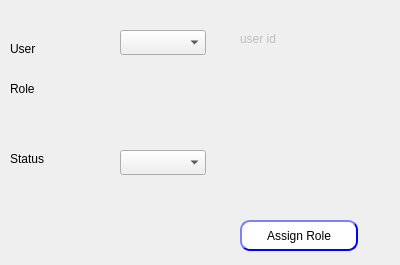
shymaa123456/HyperPOS2020, file presentation/authorization_ui/assignUserToRole.ui: the form before one commit.
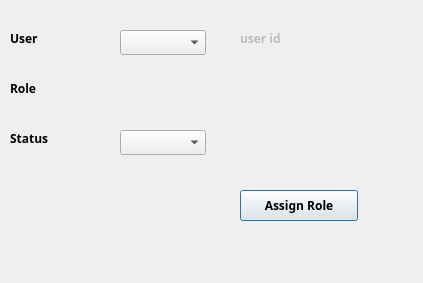
The form after the commit.

```diff
--- a/presentation/authorization_ui/assignUserToRole.ui
+++ b/presentation/authorization_ui/assignUserToRole.ui
@@ -6,10 +6,22 @@
    <rect>
     <x>0</x>
     <y>0</y>
-    <width>400</width>
-    <height>265</height>
+    <width>423</width>
+    <height>283</height>
    </rect>
   </property>
+  <property name="minimumSize">
+   <size>
+    <width>423</width>
+    <height>283</height>
+   </size>
+  </property>
+  <property name="maximumSize">
+   <size>
+    <width>423</width>
+    <height>283</height>
+   </size>
+  </property>
   <property name="windowTitle">
    <string>Assign</string>
   </property>
@@ -33,11 +45,19 @@
    <property name="geometry">
     <rect>
      <x>10</x>
-     <y>40</y>
+     <y>30</y>
      <width>67</width>
      <height>17</height>
     </rect>
    </property>
+   <property name="font">
+    <font>
+     <family>29LT Bukra Regular</family>
+     <pointsize>9</pointsize>
+     <weight>75</weight>
+     <bold>true</bold>
+    </font>
+   </property>
    <property name="text">
     <string>User</string>
    </property>
@@ -51,6 +71,14 @@
      <height>17</height>
     </rect>
    </property>
+   <property name="font">
+    <font>
+     <family>29LT Bukra Regular</family>
+     <pointsize>9</pointsize>
+     <weight>75</weight>
+     <bold>true</bold>
+    </font>
+   </property>
    <property name="text">
     <string>Role</string>
    </property>
@@ -59,11 +87,19 @@
    <property name="geometry">
     <rect>
      <x>120</x>
-     <y>150</y>
+     <y>130</y>
      <width>86</width>
      <height>25</height>
     </rect>
    </property>
+   <property name="font">
+    <font>
+     <family>29LT Bukra Regular</family>
+     <pointsize>9</pointsize>
+     <weight>75</weight>
+     <bold>true</bold>
+    </font>
+   </property>
    <property name="styleSheet">
     <string notr="true"/>
    </property>
@@ -72,11 +108,19 @@
    <property name="geometry">
     <rect>
      <x>10</x>
-     <y>150</y>
+     <y>130</y>
      <width>67</width>
      <height>17</height>
     </rect>
    </property>
+   <property name="font">
+    <font>
+     <family>29LT Bukra Regular</family>
+     <pointsize>9</pointsize>
+     <weight>75</weight>
+     <bold>true</bold>
+    </font>
+   </property>
    <property name="text">
     <string>Status</string>
    </property>
@@ -85,34 +129,21 @@
    <property name="geometry">
     <rect>
      <x>240</x>
-     <y>220</y>
+     <y>190</y>
      <width>118</width>
      <height>31</height>
     </rect>
    </property>
+   <property name="font">
+    <font>
+     <family>29LT Bukra Regular</family>
+     <pointsize>9</pointsize>
+     <weight>75</weight>
+     <bold>true</bold>
+    </font>
+   </property>
    <property name="styleSheet">
-    <string notr="true">QPushButton{
-                                        background-color: white;
-                                        border-style: outset;
-                                        border-width: 2px;
-                                        border-radius: 10px;
-                                        border-color: blue;
-                                        min-width: 6em;
-                                        }
-                                        QPushButton:hover {
-                                        background: qradialgradient(
-                                        cx: 0.3, cy: -0.4, fx: 0.3, fy: -0.4,
-                                        radius: 1.35, stop: 0 #fff, stop: 1 #bbb
-                                        );
-                                        }
-                                        QPushButton:pressed {
-                                        border-style: inset;
-                                        background: qradialgradient(
-                                        cx: 0.4, cy: -0.1, fx: 0.4, fy: -0.1,
-                                        radius: 1.35, stop: 0 #fff, stop: 1 #ddd
-                                        );
-                                        }
-                                    </string>
+    <string notr="true"/>
    </property>
    <property name="text">
     <string>Assign Role</string>
@@ -130,6 +161,14 @@
      <height>17</height>
     </rect>
    </property>
+   <property name="font">
+    <font>
+     <family>29LT Bukra Regular</family>
+     <pointsize>9</pointsize>
+     <weight>75</weight>
+     <bold>true</bold>
+    </font>
+   </property>
    <property name="frameShape">
     <enum>QFrame::NoFrame</enum>
    </property>
```
Left out of the diff: 16 changed lines with no effect on the pictures.
